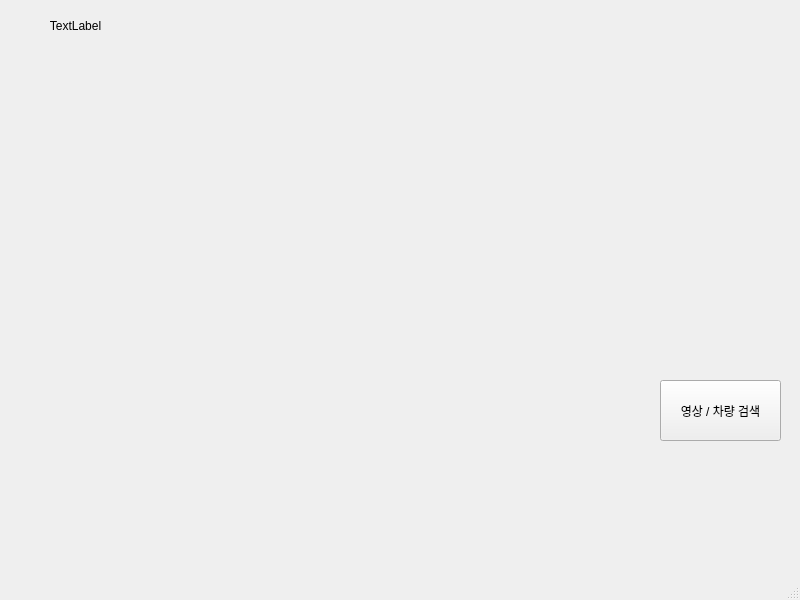
The window that cctv_36/mainwindow.ui (VEDA-ThirtySix/PAMS-client) describes before a commit, drawn with Qt 5.
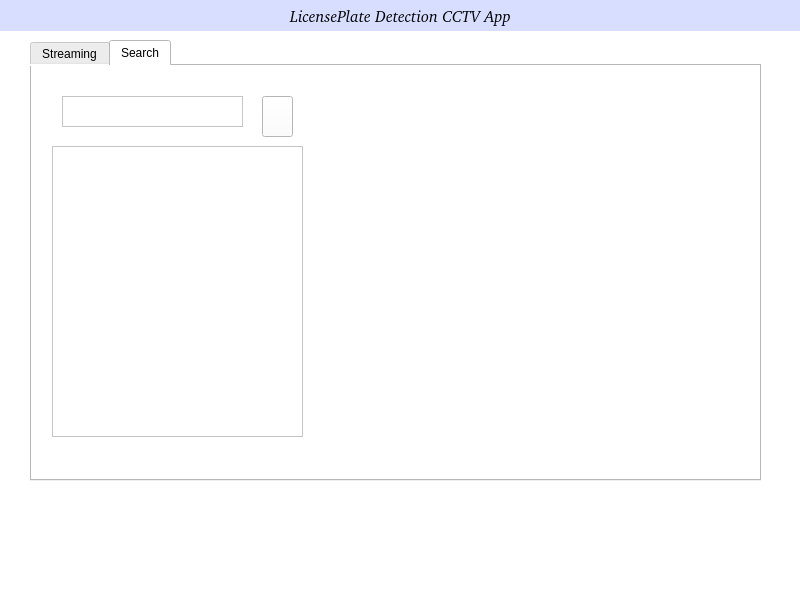
The same window after the commit. Icons and pictures are not drawn.

Commit message: feat: search.ui 삭제, tabMenu 추가

What changed in the file:
```diff
--- a/cctv_36/mainwindow.ui
+++ b/cctv_36/mainwindow.ui
@@ -13,46 +13,141 @@
   <property name="windowTitle">
    <string>MainWindow</string>
   </property>
+  <property name="styleSheet">
+   <string notr="true">background-color: rgb(255, 255, 255);</string>
+  </property>
   <widget class="QWidget" name="centralwidget">
-   <widget class="QLabel" name="dateTimeLabel">
+   <widget class="QTabWidget" name="tabWidget">
     <property name="geometry">
      <rect>
-      <x>20</x>
-      <y>10</y>
-      <width>111</width>
+      <x>30</x>
+      <y>40</y>
+      <width>731</width>
+      <height>441</height>
+     </rect>
+    </property>
+    <property name="tabPosition">
+     <enum>QTabWidget::TabPosition::North</enum>
+    </property>
+    <property name="currentIndex">
+     <number>1</number>
+    </property>
+    <widget class="QWidget" name="tab">
+     <attribute name="title">
+      <string>Streaming</string>
+     </attribute>
+     <widget class="QLabel" name="dateTimeLabel">
+      <property name="geometry">
+       <rect>
+        <x>50</x>
+        <y>40</y>
+        <width>111</width>
+        <height>31</height>
+       </rect>
+      </property>
+      <property name="text">
+       <string>TextLabel</string>
+      </property>
+     </widget>
+    </widget>
+    <widget class="QWidget" name="tab_2">
+     <attribute name="title">
+      <string>Search</string>
+     </attribute>
+     <widget class="QFrame" name="frame">
+      <property name="geometry">
+       <rect>
+        <x>20</x>
+        <y>10</y>
+        <width>251</width>
+        <height>61</height>
+       </rect>
+      </property>
+      <property name="frameShape">
+       <enum>QFrame::Shape::NoFrame</enum>
+      </property>
+      <widget class="QPushButton" name="searchButton">
+       <property name="geometry">
+        <rect>
+         <x>210</x>
+         <y>20</y>
+         <width>31</width>
+         <height>41</height>
+        </rect>
+       </property>
+       <property name="text">
+        <string/>
+       </property>
+       <property name="icon">
+        <iconset theme="QIcon::ThemeIcon::EditFind"/>
+       </property>
+      </widget>
+      <widget class="QTextBrowser" name="textBrowser">
+       <property name="geometry">
+        <rect>
+         <x>10</x>
+         <y>20</y>
+         <width>181</width>
+         <height>31</height>
+        </rect>
+       </property>
+      </widget>
+     </widget>
+     <widget class="QScrollArea" name="scrollArea">
+      <property name="geometry">
+       <rect>
+        <x>20</x>
+        <y>80</y>
+        <width>251</width>
+        <height>291</height>
+       </rect>
+      </property>
+      <property name="widgetResizable">
+       <bool>true</bool>
+      </property>
+      <widget class="QWidget" name="scrollAreaWidgetContents">
+       <property name="geometry">
+        <rect>
+         <x>0</x>
+         <y>0</y>
+         <width>249</width>
+         <height>289</height>
+        </rect>
+       </property>
+      </widget>
+     </widget>
+    </widget>
+   </widget>
+   <widget class="QLabel" name="guideLabel">
+    <property name="geometry">
+     <rect>
+      <x>0</x>
+      <y>0</y>
+      <width>801</width>
       <height>31</height>
      </rect>
     </property>
+    <property name="font">
+     <font>
+      <family>URW Bookman [UKWN]</family>
+      <pointsize>12</pointsize>
+      <italic>true</italic>
+      <fontweight>DemiBold</fontweight>
+     </font>
+    </property>
+    <property name="styleSheet">
+     <string notr="true">background-color:rgb(215, 222, 255);
+color: rgb(0, 0, 0);
+font: 600 italic 12pt &quot;URW Bookman [UKWN]&quot;;
+</string>
+    </property>
     <property name="text">
-     <string>TextLabel</string>
+     <string>LicensePlate Detection CCTV App</string>
     </property>
     <property name="alignment">
      <set>Qt::AlignmentFlag::AlignCenter</set>
     </property>
    </widget>
-   <widget class="QPushButton" name="searchButton">
-    <property name="geometry">
-     <rect>
-      <x>660</x>
-      <y>380</y>
-      <width>121</width>
-      <height>61</height>
-     </rect>
-    </property>
-    <property name="text">
-     <string>영상 / 차량 검색</string>
-    </property>
-   </widget>
-  </widget>
-  <widget class="QMenuBar" name="menubar">
-   <property name="geometry">
-    <rect>
-     <x>0</x>
-     <y>0</y>
-     <width>800</width>
-     <height>24</height>
-    </rect>
-   </property>
   </widget>
   <widget class="QStatusBar" name="statusbar"/>
  </widget>
```
The commit also changes 6 other files.
